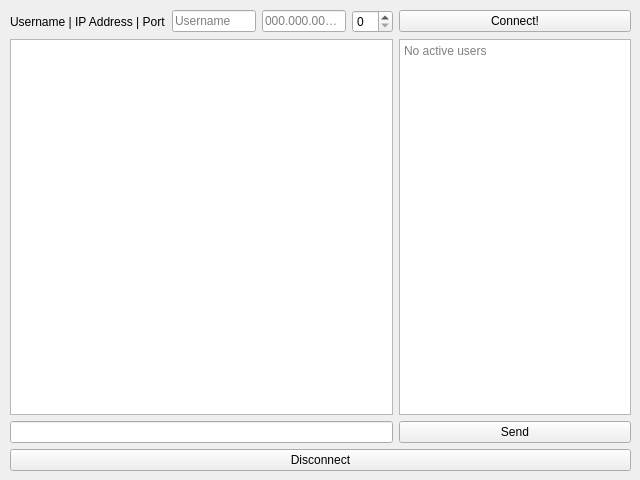
Before: the Qt Designer form app.ui in pranav305/sockets_exp, drawn with Qt 5.
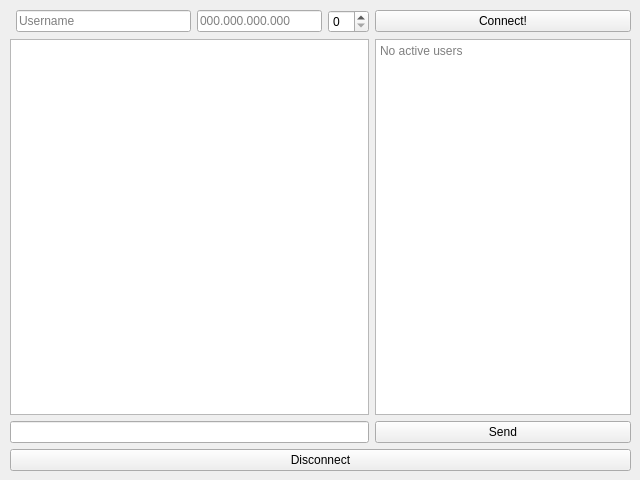
After: the same form once the commit is applied.

```diff
--- a/app.ui
+++ b/app.ui
@@ -36,71 +36,31 @@
      </rect>
     </property>
     <layout class="QGridLayout" name="gridLayout_2">
-     <item row="1" column="4">
-      <widget class="QTextEdit" name="UsersDisplay">
-       <property name="maximumSize">
-        <size>
-         <width>9999</width>
-         <height>16777215</height>
-        </size>
-       </property>
-       <property name="readOnly">
-        <bool>true</bool>
-       </property>
-       <property name="placeholderText">
-        <string>No active users</string>
-       </property>
-      </widget>
+     <item row="4" column="0" colspan="4">
+      <widget class="QLineEdit" name="messageEdit"/>
      </item>
-     <item row="4" column="0" colspan="5">
+     <item row="5" column="0" colspan="5">
       <widget class="QPushButton" name="DisconnectBTN">
        <property name="text">
         <string>Disconnect</string>
        </property>
       </widget>
      </item>
-     <item row="0" column="0">
-      <widget class="QLabel" name="IPLabel">
-       <property name="text">
-        <string>Username | IP Address | Port</string>
-       </property>
-      </widget>
-     </item>
-     <item row="3" column="4">
+     <item row="4" column="4">
       <widget class="QPushButton" name="SendBTN">
        <property name="text">
         <string>Send</string>
        </property>
       </widget>
      </item>
-     <item row="0" column="4">
+     <item row="1" column="4">
       <widget class="QPushButton" name="ConnectBTN">
        <property name="text">
         <string>Connect!</string>
        </property>
       </widget>
      </item>
-     <item row="0" column="1">
-      <widget class="QLineEdit" name="UsernameEdit">
-       <property name="placeholderText">
-        <string>Username</string>
-       </property>
-      </widget>
-     </item>
-     <item row="0" column="3">
-      <widget class="QSpinBox" name="PortEdit"/>
-     </item>
-     <item row="0" column="2">
-      <widget class="QLineEdit" name="IPEdit">
-       <property name="placeholderText">
-        <string>000.000.000.000</string>
-       </property>
-      </widget>
-     </item>
-     <item row="3" column="0" colspan="4">
-      <widget class="QLineEdit" name="messageEdit"/>
-     </item>
-     <item row="1" column="0" colspan="4">
+     <item row="2" column="0" colspan="4">
       <widget class="QTextEdit" name="MessagesDisplay">
        <property name="cursor" stdset="0">
         <cursorShape>ArrowCursor</cursorShape>
@@ -113,6 +73,48 @@
        </property>
       </widget>
      </item>
+     <item row="2" column="4">
+      <widget class="QTextEdit" name="UsersDisplay">
+       <property name="maximumSize">
+        <size>
+         <width>9999</width>
+         <height>16777215</height>
+        </size>
+       </property>
+       <property name="readOnly">
+        <bool>true</bool>
+       </property>
+       <property name="placeholderText">
+        <string>No active users</string>
+       </property>
+      </widget>
+     </item>
+     <item row="1" column="1">
+      <widget class="QLineEdit" name="UsernameEdit">
+       <property name="placeholderText">
+        <string>Username</string>
+       </property>
+      </widget>
+     </item>
+     <item row="1" column="3">
+      <widget class="QSpinBox" name="PortEdit"/>
+     </item>
+     <item row="1" column="2">
+      <widget class="QLineEdit" name="IPEdit">
+       <property name="maximumSize">
+        <size>
+         <width>125</width>
+         <height>16777215</height>
+        </size>
+       </property>
+       <property name="maxLength">
+        <number>19</number>
+       </property>
+       <property name="placeholderText">
+        <string>000.000.000.000</string>
+       </property>
+      </widget>
+     </item>
     </layout>
    </widget>
   </widget>
```
